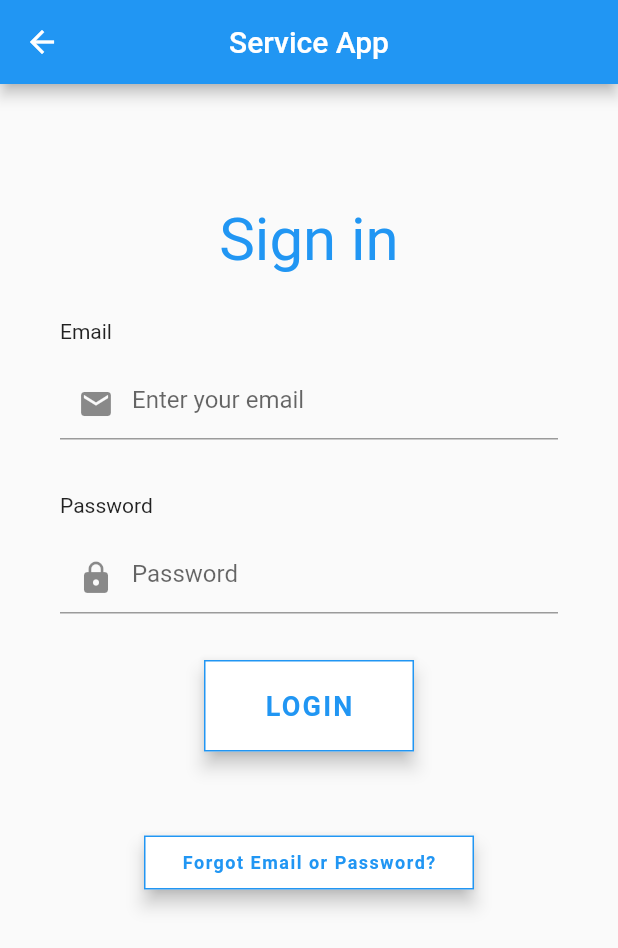
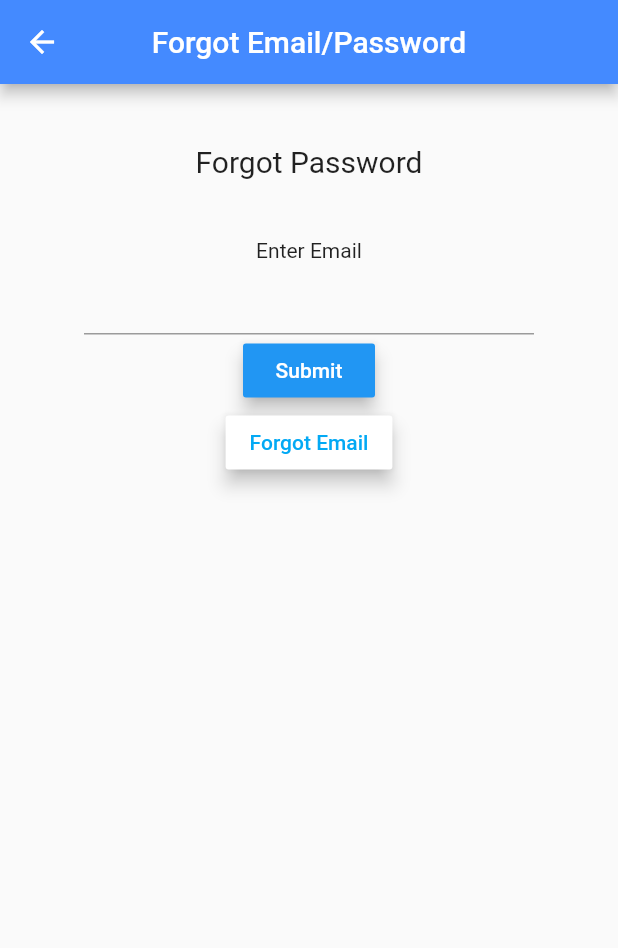
Before and after one commit to CSE-Courses/course-project-5braincells, a Flutter app: the LoginScreen screen opened directly, after a tap on "Forgot Email or Password?", on a phone screen of 412 x 824 dp. Shown: the top 948 px of the screen. Run offline on Flutter 3.47's test engine with Material 2 defaults, Android fonts, the phone set to English and light mode, and no system bars; network calls fail; Roboto replaces fonts that are missing (OpenSans, san-serif).

Commit message:
added a forgot email/password page

```diff
--- a/cse442_App/lib/Login_page.dart
+++ b/cse442_App/lib/Login_page.dart
@@ -5,6 +5,7 @@ import 'user_model.dart';
 import 'package:http/http.dart' as http;
 import 'dart:async';
 import 'dart:convert';
+import 'forgot_pass_email.dart';
 
 class LoginScreen extends StatefulWidget {
   @override
@@ -13,27 +14,26 @@ class LoginScreen extends StatefulWidget {
     return LoginScreenState();
   }
 }
+
 bool failedLogin = false;
 
-Future<UserModel> login( String _email, String _password) async {
+Future<UserModel> login(String _email, String _password) async {
   print("Create User is called");
 
   final String apiUrl = "https://job-5cells.herokuapp.com/login";
-    final response = await http.post(apiUrl,  headers: <String, String>{
+  final response = await http.post(apiUrl,
+      headers: <String, String>{
         'Content-Type': 'application/json; charset=UTF-8',
-    }, body: json.encode({
-
-    "password" : _password,
-    "email" : _email,
-
-    })
-    );
+      },
+      body: json.encode({
+        "password": _password,
+        "email": _email,
+      }));
   print(response.body);
-    if(response.statusCode == 200){
+  if (response.statusCode == 200) {
     final String resString = response.body;
     return userModelFromJson(resString);
-    }
-    else{
+  } else {
     return null;
   }
 }
@@ -43,35 +43,46 @@ class LoginScreenState extends State<LoginScreen> {
   final TextEditingController passwordController = TextEditingController();
 
   Widget _emailinput() {
-    return Column(crossAxisAlignment: CrossAxisAlignment.start, children: <Widget>[
+    return Column(
+      crossAxisAlignment: CrossAxisAlignment.start,
+      children: <Widget>[
         Text('Email'),
-      SizedBox(height:10.0),
+        SizedBox(height: 10.0),
         Container(
           alignment: Alignment.centerLeft,
           height: 60.0,
-        child: TextField(keyboardType: TextInputType.emailAddress,
+          child: TextField(
+            keyboardType: TextInputType.emailAddress,
             style: (TextStyle(color: Colors.black)),
-          decoration: InputDecoration(prefixIcon: Icon(Icons.email), hintText: 'Enter your email'),
-          controller : emailController,
+            decoration: InputDecoration(
+                prefixIcon: Icon(Icons.email), hintText: 'Enter your email'),
+            controller: emailController,
           ),
         )
-    ],);
+      ],
+    );
   }
 
   Widget _passwordinput() {
-    return Column(crossAxisAlignment: CrossAxisAlignment.start, children: <Widget>[
+    return Column(
+      crossAxisAlignment: CrossAxisAlignment.start,
+      children: <Widget>[
         Text('Password'),
-      SizedBox(height:10.0),
+        SizedBox(height: 10.0),
         Container(
           alignment: Alignment.centerLeft,
           height: 60.0,
-        child: TextField(obscureText: true, keyboardType: TextInputType.emailAddress,
+          child: TextField(
+            obscureText: true,
+            keyboardType: TextInputType.emailAddress,
             style: (TextStyle(color: Colors.black)),
-          decoration: InputDecoration(prefixIcon: Icon(Icons.lock), hintText: 'Password'),
-          controller : passwordController,
+            decoration: InputDecoration(
+                prefixIcon: Icon(Icons.lock), hintText: 'Password'),
+            controller: passwordController,
           ),
         )
-    ],);
+      ],
+    );
   }
 
   Widget _LoginBtn() {
@@ -83,26 +94,21 @@ class LoginScreenState extends State<LoginScreen> {
         onPressed: () async {
           print(emailController.text);
           print(passwordController.text);
-          final UserModel user = await login(emailController.text, passwordController.text);
-          if(user != null){
+          final UserModel user =
+              await login(emailController.text, passwordController.text);
+          if (user != null) {
             Navigator.push(
               context,
               MaterialPageRoute(builder: (context) => MyApp()),
             );
+          } else {
+            setState(() {
+              failedLogin = true;
+            });
           }
-          else{
-
-            setState(() { failedLogin = true; });
-          }
-
-
-
-
         },
         padding: EdgeInsets.all(20.0),
-        shape: RoundedRectangleBorder(
-            side: BorderSide(color: Colors.blue)
-        ),
+        shape: RoundedRectangleBorder(side: BorderSide(color: Colors.blue)),
         color: Colors.white,
         child: Text(
           'LOGIN',
@@ -124,10 +130,13 @@ class LoginScreenState extends State<LoginScreen> {
       width: 220.0,
       child: RaisedButton(
         elevation: 5.0,
-        onPressed: () {},
-        shape: RoundedRectangleBorder(
-            side: BorderSide(color: Colors.blue)
-        ),
+        onPressed: () {
+          Navigator.push(
+            context,
+            MaterialPageRoute(builder: (context) => Forgot()),
+          );
+        },
+        shape: RoundedRectangleBorder(side: BorderSide(color: Colors.blue)),
         color: Colors.white,
         child: Text(
           'Forgot Email or Password?',
@@ -151,8 +160,8 @@ class LoginScreenState extends State<LoginScreen> {
           backgroundColor: Colors.blue,
           centerTitle: true,
         ),
-      body:Stack(
-        children: <Widget> [
+        body: Stack(
+          children: <Widget>[
             Container(
               height: double.infinity,
               child: SingleChildScrollView(
@@ -164,11 +173,9 @@ class LoginScreenState extends State<LoginScreen> {
                   mainAxisAlignment: MainAxisAlignment.center,
                   mainAxisSize: MainAxisSize.min,
                   children: <Widget>[
-                Text('Sign in',
-                  style: TextStyle(
-                      color: Colors.blue,
-                      fontSize: 40.0
-                  ),
+                    Text(
+                      'Sign in',
+                      style: TextStyle(color: Colors.blue, fontSize: 40.0),
                       textAlign: TextAlign.center,
                     ),
                     SizedBox(height: 30.0),
@@ -176,19 +183,17 @@ class LoginScreenState extends State<LoginScreen> {
                     SizedBox(height: 30.0),
                     _passwordinput(),
                     Visibility(
-                  child: Text("Email or Password is Incorrect", style : TextStyle(color: Colors.red)),
+                      child: Text("Email or Password is Incorrect",
+                          style: TextStyle(color: Colors.red)),
                       visible: failedLogin,
-
                     ),
                     _LoginBtn(),
                     _forgotPassword(),
-
                   ],
                 ),
               ),
             ),
           ],
-      )
-    );
+        ));
   }
 }
--- /dev/null
+++ b/cse442_App/lib/forgot_pass_email.dart
@@ -0,0 +1,68 @@
+import 'package:flutter/material.dart';
+import 'home_screen.dart';
+import 'main.dart';
+import 'Login_page.dart';
+import 'signup.dart';
+
+class Forgot extends StatelessWidget {
+  final TextEditingController emailController = TextEditingController();
+  @override
+  Widget build(context) {
+    return Scaffold(
+      appBar: AppBar(
+          title: Text("Forgot Email/Password"),
+          backgroundColor: Colors.blueAccent,
+          centerTitle: true),
+      body: Column(
+        children: <Widget>[
+          new Padding(
+            padding: const EdgeInsets.all(20.0),
+          ),
+          Container(
+              child: Text("Forgot Password", style: TextStyle(fontSize: 20))),
+          new Padding(
+            padding: const EdgeInsets.all(20.0),
+          ),
+          Text("Enter Email"),
+          Container(
+              width: 300.0,
+              child: TextField(
+                controller: emailController,
+              )),
+          Center(
+              child: RaisedButton(
+            elevation: 5.0,
+            color: Colors.blue,
+            onPressed: () {
+              // Navigator.push(context,
+              //     MaterialPageRoute(builder: (context) => LoginScreen()));
+            },
+            child: Text(
+              'Submit',
+              style: TextStyle(
+                fontFamily: 'san-serif',
+                color: Colors.white,
+              ),
+            ),
+          )),
+          Center(
+            child: RaisedButton(
+                elevation: 5.0,
+                onPressed: () {
+                  // Navigator.push(context,
+                  //     MaterialPageRoute(builder: (context) => SignUp()));
+                },
+                child: Text(
+                  'Forgot Email',
+                  style: TextStyle(
+                    fontFamily: 'san-serif',
+                    color: Colors.lightBlue,
+                  ),
+                ),
+                color: Colors.white),
+          ),
+        ],
+      ),
+    );
+  }
+}
```
Lines whose indentation alone changed are shown as unchanged.
